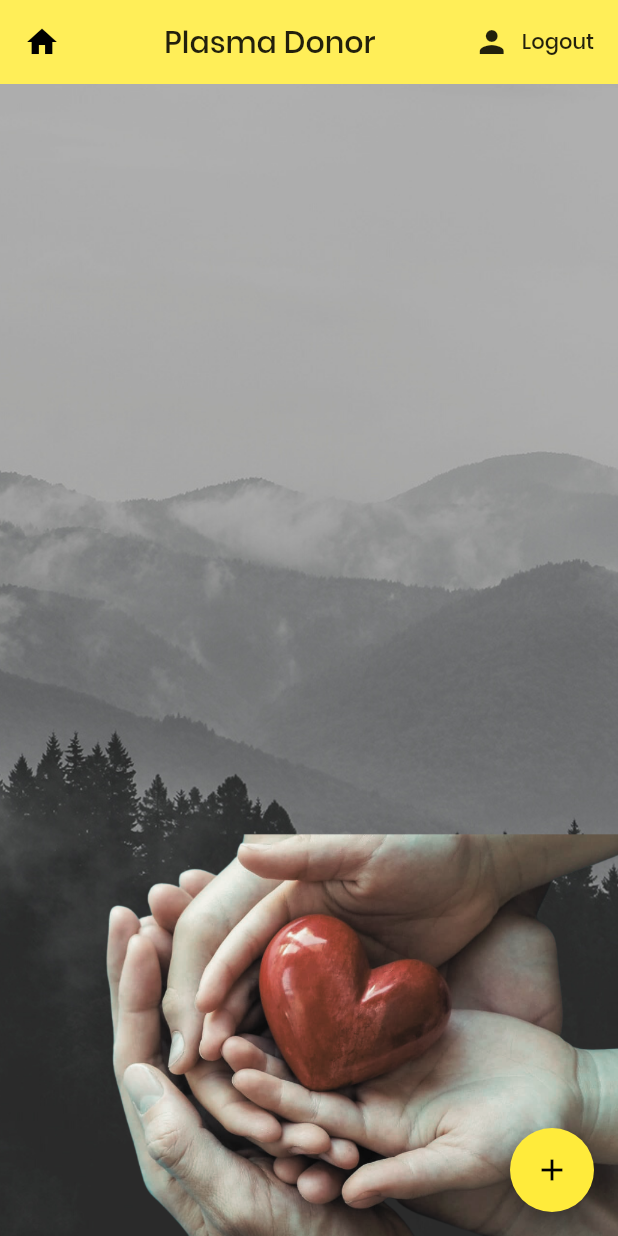
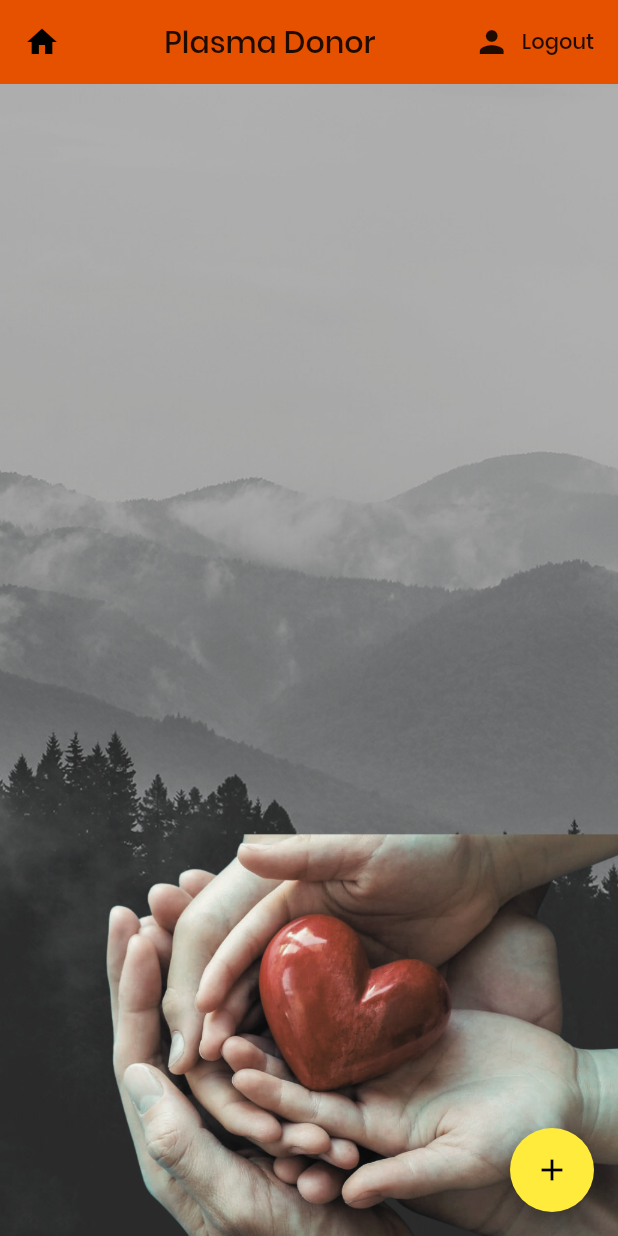
Before and after one commit to jaicool619/CoWeCan, a Flutter app: the Home screen opened directly, on a phone screen of 412 x 824 dp. Run offline on Flutter 3.47's test engine with Material 2 defaults, Android fonts, the phone set to English and light mode, and no system bars; our stand-ins replace charts_flutter, cloud_firestore, firebase_auth, firebase_core, flutter_datetime_picker, flutter_spinkit and 7 more; accounts and stored records are empty.

Commit message:
eigth Commit

```diff
--- a/lib/screens/home/home.dart
+++ b/lib/screens/home/home.dart
@@ -36,7 +36,8 @@ class _HomeState extends State<Home> {
       value:DatabaseService().brews,
           child: Scaffold(
         backgroundColor: Colors.brown[50],
-        appBar: AppBar(leading: GestureDetector(
+        appBar: AppBar(
+          leading: GestureDetector(
     onTap: () { Navigator.pushReplacement(
     context,
     MaterialPageRoute(builder: (context) => Nav()),
@@ -44,7 +45,7 @@ class _HomeState extends State<Home> {
     child: Icon(
       Icons.home, ) ),
           title: Center(child: Text("Plasma Donor")),
-          backgroundColor: Colors.yellow[400],
+          backgroundColor: Colors.orange[900],
           elevation: 0.0,
           actions: [
             FlatButton.icon(
```
